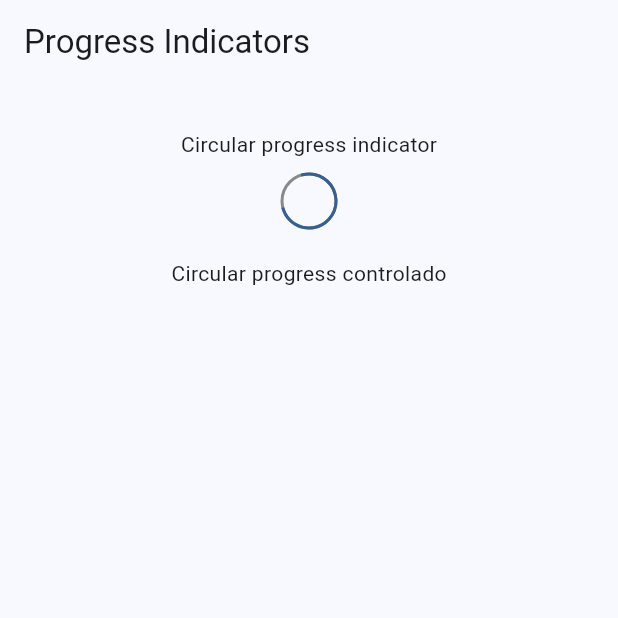
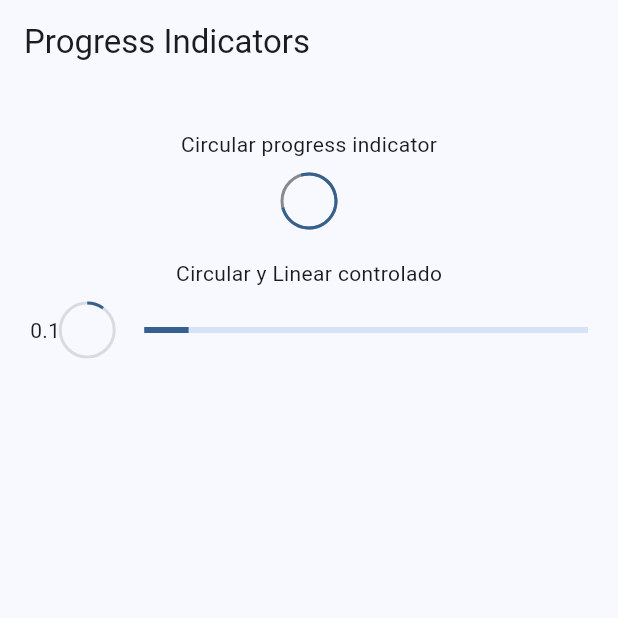
Before and after one commit to AlexanderJumbo/widgets_app, a Flutter app: the ProgressScreen screen opened by its route, on a phone screen of 412 x 824 dp, the top half of it. Run offline on Flutter 3.47's test engine with Material 3 defaults, Android fonts, the phone set to English and light mode, and no system bars; our stand-ins replace go_router.

Commit message:
Circular y Linear controlado

```diff
--- a/lib/presentation/screen/progress/progress_screen.dart
+++ b/lib/presentation/screen/progress/progress_screen.dart
@@ -29,7 +29,7 @@ class _ProgressView extends StatelessWidget {
           SizedBox(height: 10,),
           CircularProgressIndicator(strokeWidth: 2, backgroundColor: Colors.black45,),
           SizedBox(height: 20,),
-          Text('Circular progress controlado'),
+          Text('Circular y Linear controlado'),
           SizedBox(height: 10,),
           _ControlledProgressIndicator(),
         ],
@@ -43,6 +43,27 @@ class _ControlledProgressIndicator extends StatelessWidget {
 
   @override
   Widget build(BuildContext context) {
-    return Container();
+    return StreamBuilder(
+      stream: Stream.periodic(const Duration(milliseconds: 300), (value){
+        return (value * 2) / 100; //* Obtenemos valores 0.0 - 1.0
+      }).takeWhile((value) => value < 100),
+      builder: (context, snapshot) {
+        final progressValue = snapshot.data ?? 0;
+        return Padding(
+        padding: EdgeInsets.symmetric(horizontal: 20),
+        child: Row(
+          mainAxisAlignment: MainAxisAlignment.center,
+          children: [
+            Text('$progressValue'),
+            CircularProgressIndicator(value: progressValue, strokeWidth: 2, backgroundColor: Colors.black12,),
+            const SizedBox(width: 20,),
+            Expanded(
+              child: LinearProgressIndicator(value: progressValue)
+            )
+          ],
+        ),
+      );
+      },
+    );
   }
 }
```
